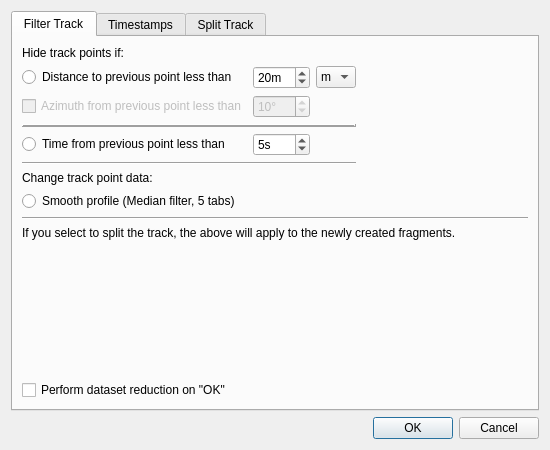
This is src/IDlgTrackFilter.ui in ntruchsess/QLandkarteGT as Qt 5 draws it before an edit. The edited form follows.
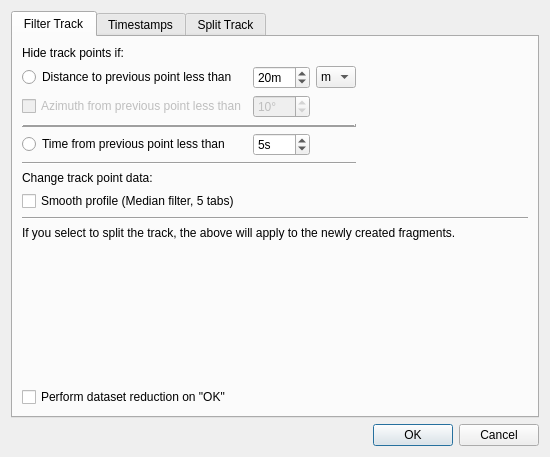
This is the edited form.

Commit message: play around with median speed

Patch:
```diff
--- a/src/IDlgTrackFilter.ui
+++ b/src/IDlgTrackFilter.ui
@@ -8,7 +8,7 @@
     <x>0</x>
     <y>0</y>
     <width>550</width>
-    <height>440</height>
+    <height>457</height>
    </rect>
   </property>
   <property name="windowTitle">
@@ -157,13 +157,6 @@
              </property>
             </widget>
            </item>
-           <item row="7" column="0">
-            <widget class="QRadioButton" name="radioMedian">
-             <property name="text">
-              <string>Smooth profile (Median filter, 5 tabs)</string>
-             </property>
-            </widget>
-           </item>
            <item row="5" column="0" colspan="3">
             <widget class="Line" name="line_2">
              <property name="orientation">
@@ -171,6 +164,13 @@
              </property>
             </widget>
            </item>
+           <item row="7" column="0">
+            <widget class="QCheckBox" name="checkMedian">
+             <property name="text">
+              <string>Smooth profile (Median filter, 5 tabs)</string>
+             </property>
+            </widget>
+           </item>
           </layout>
          </item>
          <item>
```
Left out of the diff: 6 changed lines with no effect on the pictures. The commit also changes 4 other files.
